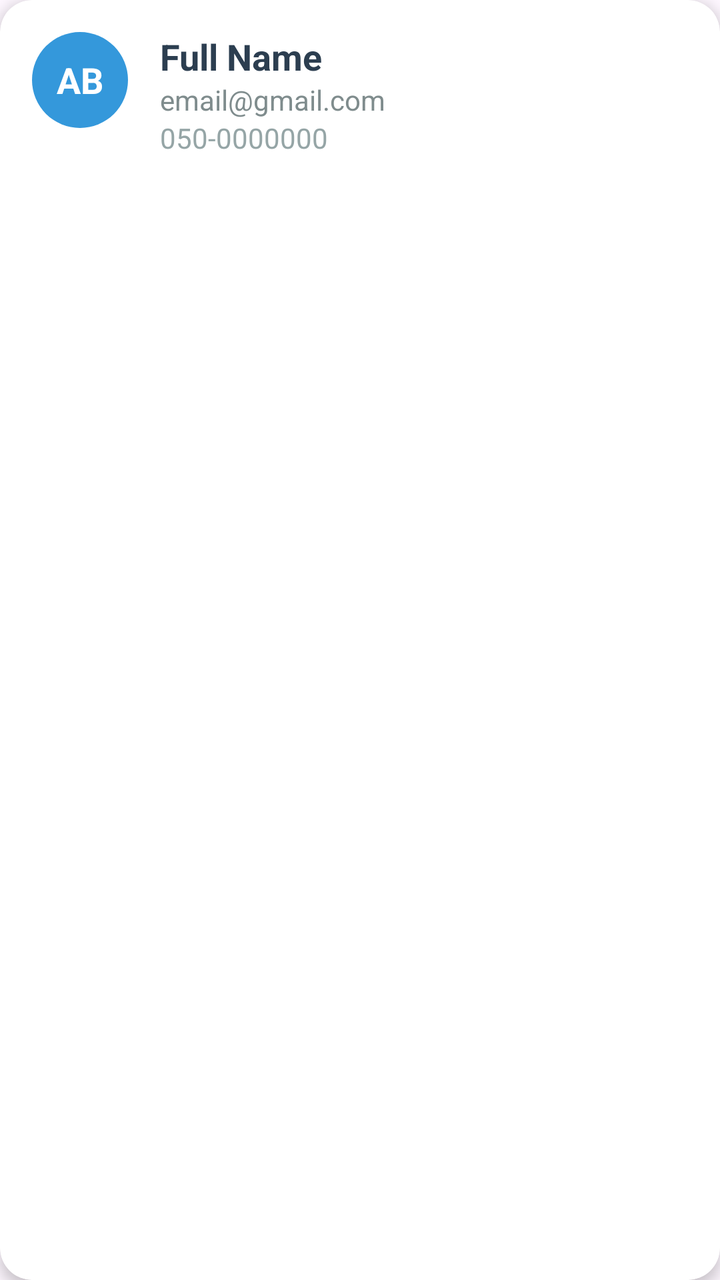
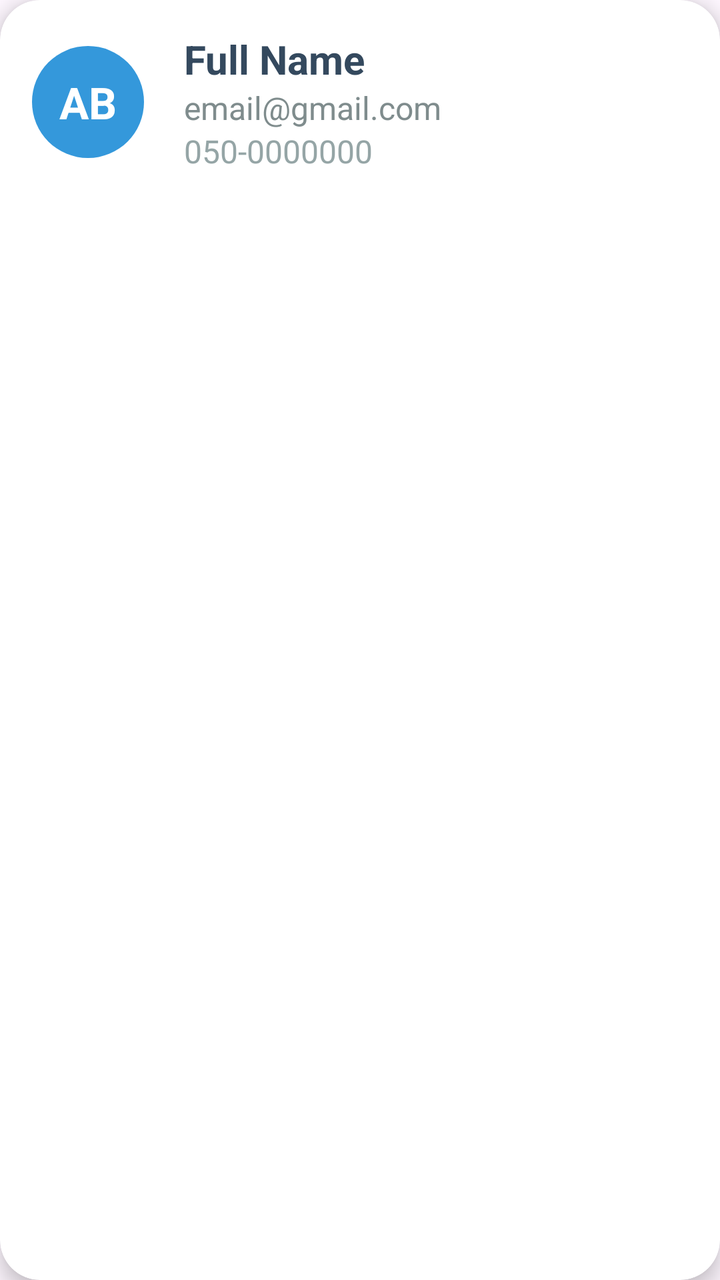

Screens rendered from an Android XML layout before and after an edit, with the pre-edit source and the edit as a unified diff.
<!-- AndroidManifest.xml: application theme Theme.IlayMidler_Finalproject -->
<!-- res/layout/row_user.xml -->
<?xml version="1.0" encoding="utf-8"?>
<androidx.cardview.widget.CardView
    xmlns:android="http://schemas.android.com/apk/res/android"
    xmlns:app="http://schemas.android.com/apk/res-auto"
    android:layout_width="match_parent"
    android:layout_height="wrap_content"
    android:layout_marginVertical="6dp"
    android:layout_marginHorizontal="4dp"
    app:cardCornerRadius="16dp"
    app:cardElevation="4dp">

    <LinearLayout
        android:layout_width="match_parent"
        android:layout_height="wrap_content"
        android:orientation="horizontal"
        android:padding="16dp">

        
        <TextView
            android:id="@+id/tv_user_initials"
            android:layout_width="48dp"
            android:layout_height="48dp"
            android:gravity="center"
            android:text="AB"
            android:textStyle="bold"
            android:textSize="18sp"
            android:textColor="#FFFFFF"
            android:background="@drawable/bg_initials_circle"/>

        
        <LinearLayout
            android:layout_width="0dp"
            android:layout_height="wrap_content"
            android:layout_weight="1"
            android:orientation="vertical"
            android:layout_marginStart="16dp">

            <TextView
                android:id="@+id/tv_user_name"
                android:layout_width="wrap_content"
                android:layout_height="wrap_content"
                android:text="Full Name"
                android:textSize="18sp"
                android:textStyle="bold"
                android:textColor="#2C3E50"/>

            <TextView
                android:id="@+id/tv_user_email"
                android:layout_width="wrap_content"
                android:layout_height="wrap_content"
                android:text="email@gmail.com"
                android:textSize="14sp"
                android:textColor="#7F8C8D"/>

            <TextView
                android:id="@+id/tv_user_phone"
                android:layout_width="wrap_content"
                android:layout_height="wrap_content"
                android:text="050-0000000"
                android:textSize="14sp"
                android:textColor="#95A5A6"/>

        </LinearLayout>

    </LinearLayout>

</androidx.cardview.widget.CardView>
<!-- resources referenced by this layout -->
<resources>
  <!-- drawable bg_initials_circle (drawable) -->
  <?xml version="1.0" encoding="utf-8"?>
  <shape xmlns:android="http://schemas.android.com/apk/res/android"
      android:shape="oval">
  
      <solid android:color="#3498DB"/>
  
  </shape>
  <style name="Theme.IlayMidler_Finalproject" parent="Base.Theme.IlayMidler_Finalproject">
  
      </style>
  <style name="Base.Theme.IlayMidler_Finalproject" parent="Theme.Material3.DayNight.NoActionBar">
          
          
      </style>
</resources>

<!-- the commit's change to res/layout/row_user.xml (unified diff, before → after) -->
@@ -4,26 +4,27 @@
     xmlns:app="http://schemas.android.com/apk/res-auto"
     android:layout_width="match_parent"
     android:layout_height="wrap_content"
-    android:layout_marginVertical="6dp"
+    android:layout_marginVertical="8dp"
     android:layout_marginHorizontal="4dp"
-    app:cardCornerRadius="16dp"
-    app:cardElevation="4dp">
+    app:cardCornerRadius="20dp"
+    app:cardElevation="6dp">
 
     <LinearLayout
         android:layout_width="match_parent"
         android:layout_height="wrap_content"
         android:orientation="horizontal"
-        android:padding="16dp">
+        android:padding="16dp"
+        android:gravity="center_vertical">
 
         
         <TextView
             android:id="@+id/tv_user_initials"
-            android:layout_width="48dp"
-            android:layout_height="48dp"
+            android:layout_width="56dp"
+            android:layout_height="56dp"
             android:gravity="center"
             android:text="AB"
             android:textStyle="bold"
-            android:textSize="18sp"
+            android:textSize="22sp"
             android:textColor="#FFFFFF"
             android:background="@drawable/bg_initials_circle"/>
 
@@ -33,23 +34,23 @@
             android:layout_height="wrap_content"
             android:layout_weight="1"
             android:orientation="vertical"
-            android:layout_marginStart="16dp">
+            android:layout_marginStart="20dp">
 
             <TextView
                 android:id="@+id/tv_user_name"
                 android:layout_width="wrap_content"
                 android:layout_height="wrap_content"
                 android:text="Full Name"
-                android:textSize="18sp"
+                android:textSize="20sp"
                 android:textStyle="bold"
-                android:textColor="#2C3E50"/>
+                android:textColor="#34495E"/>
 
             <TextView
                 android:id="@+id/tv_user_email"
                 android:layout_width="wrap_content"
                 android:layout_height="wrap_content"
                 android:text="email@gmail.com"
-                android:textSize="14sp"
+                android:textSize="16sp"
                 android:textColor="#7F8C8D"/>
 
             <TextView
@@ -57,7 +58,7 @@
                 android:layout_width="wrap_content"
                 android:layout_height="wrap_content"
                 android:text="050-0000000"
-                android:textSize="14sp"
+                android:textSize="16sp"
                 android:textColor="#95A5A6"/>
 
         </LinearLayout>
